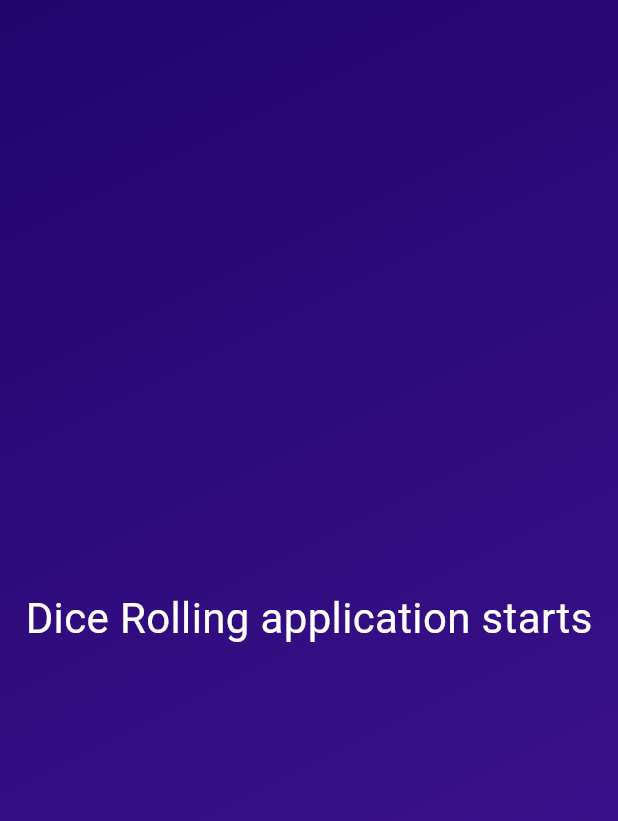
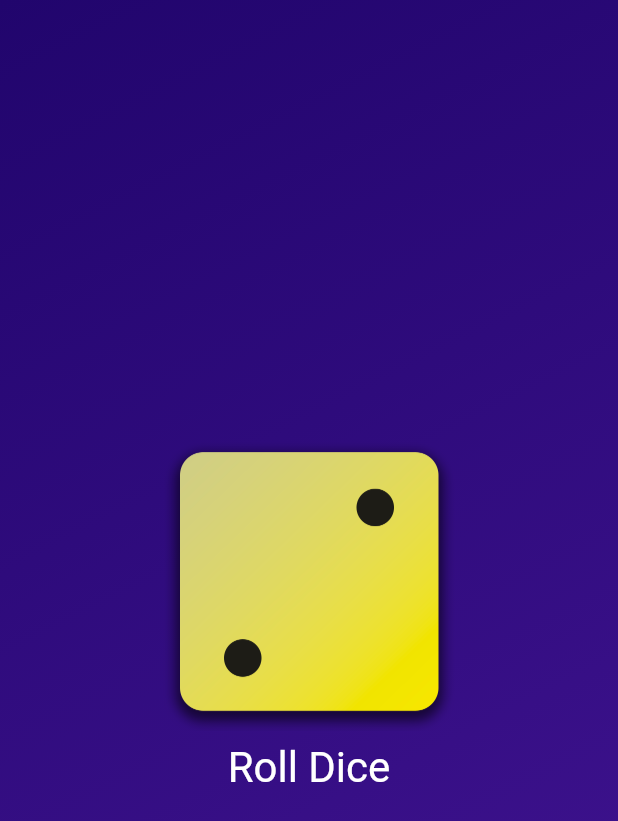
Before and after one commit to senfurkan/roll_dice_app, a Flutter app: the screen it shows after launch, on a phone screen of 412 x 824 dp. Shown: the top 821 px of the screen. Run offline on Flutter 3.47's test engine with Material 3 defaults, Android fonts, the phone set to English and light mode, and no system bars.

Commit message:
Added column widget to add extra widget. An area under which dice photos are shown and a dice roll button have been added statically.

```diff
--- a/lib/gradient_container.dart
+++ b/lib/gradient_container.dart
@@ -1,5 +1,4 @@
 import 'package:flutter/material.dart';
-import 'package:roll_dice_app/styled_text.dart';
 
 const startAlignment = Alignment.topLeft;
 const endAlignment = Alignment.bottomRight;
@@ -10,6 +9,10 @@ class GradientContainer extends StatelessWidget {
   final Color color1;
   final Color color2;
 
+  void rollDice() {
+    // ...
+  }
+
   @override
   Widget build(context) {
     return Container(
@@ -17,8 +20,24 @@ class GradientContainer extends StatelessWidget {
         gradient: LinearGradient(
             colors: [color1, color2], begin: startAlignment, end: endAlignment),
       ),
-      child: const Center(
-        child: StyledText('Dice Rolling application starts'),
+      child: Center(
+        child: Column(
+          mainAxisSize: MainAxisSize.min,
+          children: [
+            Image.asset(
+              'assets/images/dice-2.png',
+              width: 200,
+            ),
+            TextButton(
+              onPressed: rollDice,
+              style: TextButton.styleFrom(
+                foregroundColor: Colors.white,
+                textStyle: const TextStyle(fontSize: 28),
+              ),
+              child: const Text('Roll Dice'),
+            )
+          ],
+        ),
       ),
     );
   }
```
